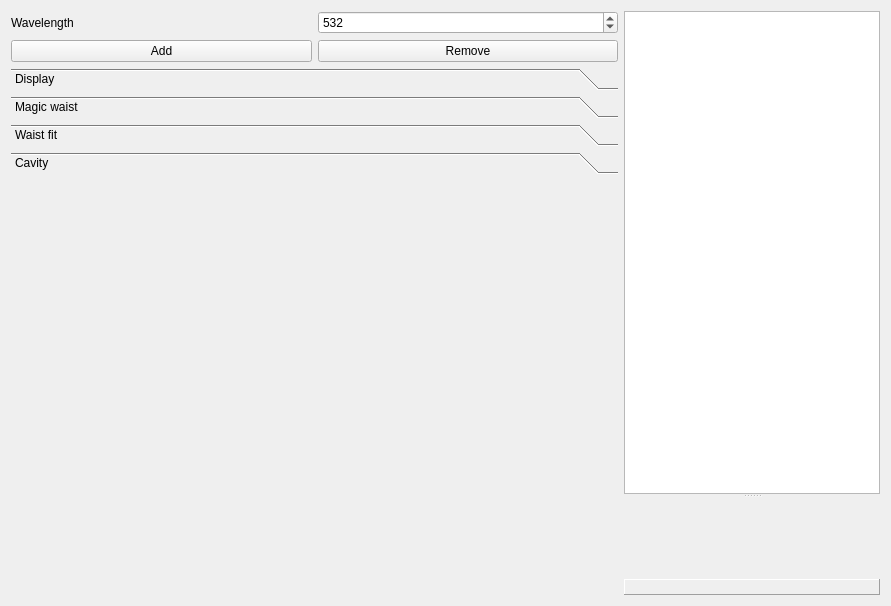
krokosik/GaussianBeam, file GaussianBeamForm.ui: the form before one commit.
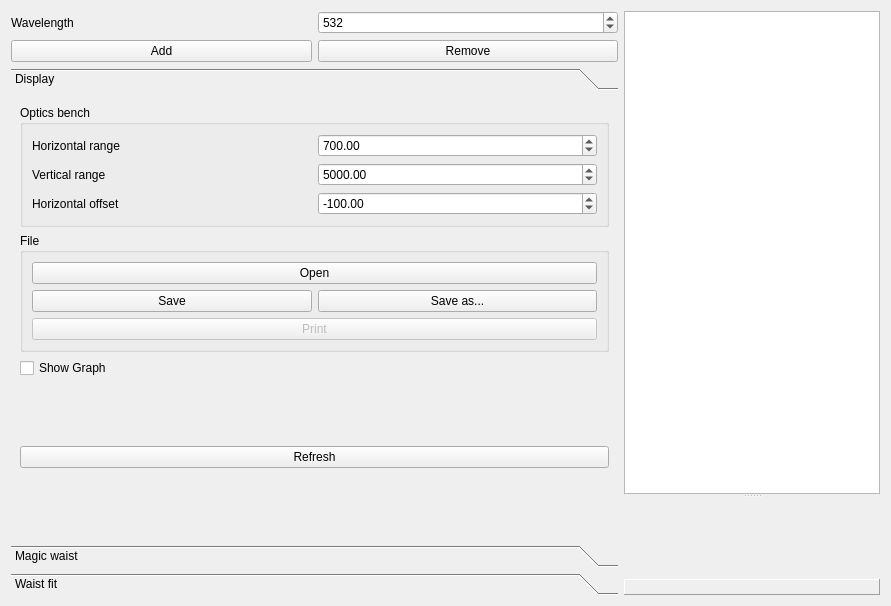
The form after the commit. The open tabs and pages were chosen to show the change.

Commit message: Remove cavity page for release

Patch:
```diff
--- a/GaussianBeamForm.ui
+++ b/GaussianBeamForm.ui
@@ -85,8 +85,8 @@
          <rect>
           <x>0</x>
           <y>0</y>
-          <width>591</width>
-          <height>403</height>
+          <width>607</width>
+          <height>442</height>
          </rect>
         </property>
         <attribute name="label" >
@@ -507,19 +507,6 @@
          </item>
         </layout>
        </widget>
-       <widget class="QWidget" name="page_Cavity" >
-        <property name="geometry" >
-         <rect>
-          <x>0</x>
-          <y>0</y>
-          <width>607</width>
-          <height>375</height>
-         </rect>
-        </property>
-        <attribute name="label" >
-         <string>Cavity</string>
-        </attribute>
-       </widget>
       </widget>
      </item>
     </layout>
```
Left out of the diff: 8 changed lines with no effect on the pictures.
